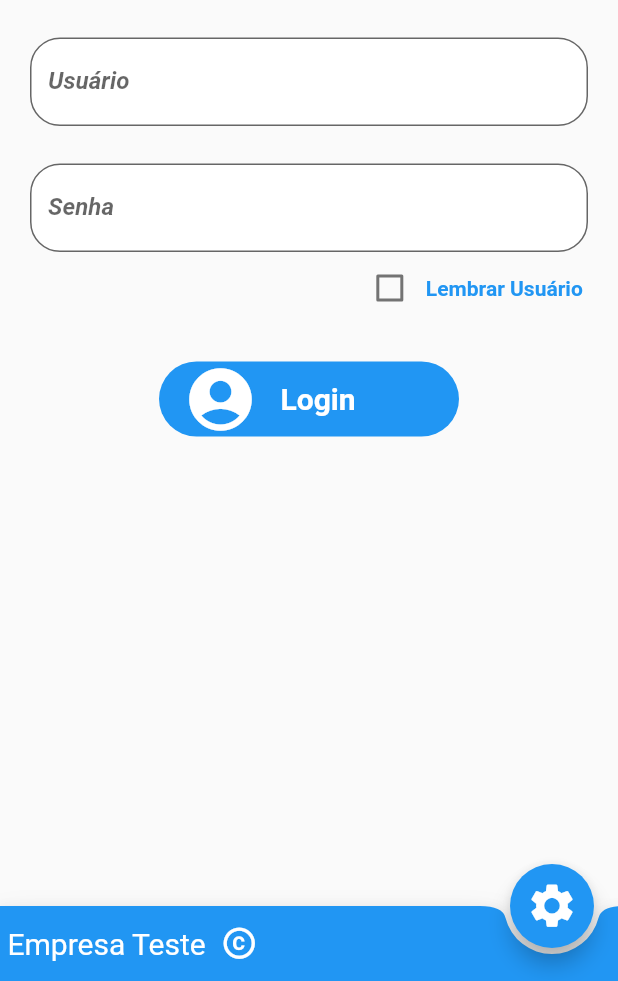
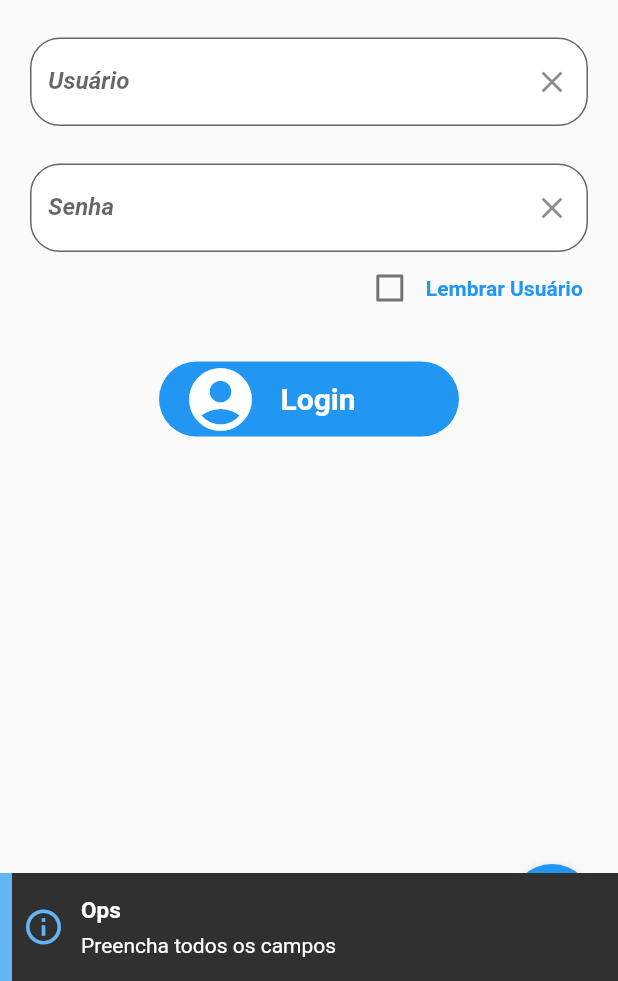
Before and after one commit to desenvolvimentoarivan/EstoqueFlutterDelphi, a Flutter app: the screen it shows after launch, after a tap on "Login", on a phone screen of 412 x 824 dp, the part 255-1236 px from its top. Run offline on Flutter 3.47's test engine with Material 2 defaults, Android fonts, the phone set to English and light mode, and no system bars; our stand-ins replace fancy_bottom_navigation, flushbar, flutter_icons, shared_preferences; missing offline and left inert: qrscan.

Commit message:
2 commit

```diff
--- a/estoque_flutter/lib/Forms/WidgetLogin.dart
+++ b/estoque_flutter/lib/Forms/WidgetLogin.dart
@@ -1,4 +1,6 @@
+import 'package:estoque_flutter/Forms/WidgetMenu.dart';
 import 'package:estoque_flutter/componentes.dart';
+import 'package:flushbar/flushbar_helper.dart';
 import 'package:flutter/material.dart';
 import 'package:shared_preferences/shared_preferences.dart';
 import 'package:http/http.dart' as http;
@@ -69,20 +71,39 @@ class _WidgetLoginState extends State<WidgetLogin> {
 
       http.Response resposta;
 
-      print(url);
+      //print(url);
       try {
         resposta = await http.get(url);
         if (resposta.statusCode == 200) {
           if (resposta.body != 'erro') {
             _gravaArqIni();
-            print('login ok');
+            //print('login ok');
+            /* FlushbarHelper.createSuccess(
+              message: 'Seja bem-vindo ao sistema',
+              title: 'Bem Vindo ' + resposta.body,
+              duration: Duration(seconds: 2),
+            )..show(context);*/
+
+            Navigator.of(context)
+                .push(MaterialPageRoute(builder: (context) => WidgetMenu()));
           } else {
-            print('login errado');
+            //print('login errado');
+            FlushbarHelper.createError(
+              message: 'Usuário ou Senha inválidos',
+              title: 'Erro',
+              duration: Duration(seconds: 3),
+            )..show(context);
           }
         }
       } catch (error) {
-        print('erro ao conectar ao servidor' + error.toString());
+        print('erro ao conectar ao servidor ' + error.toString());
       }
+    } else {
+      FlushbarHelper.createInformation(
+        message: 'Preencha todos os campos',
+        title: 'Ops',
+        duration: Duration(seconds: 3),
+      )..show(context);
     }
   }
 
--- a/estoque_flutter/lib/componentes.dart
+++ b/estoque_flutter/lib/componentes.dart
@@ -21,6 +21,11 @@ class Tedit extends StatelessWidget {
         fontStyle: FontStyle.italic,
       ),
       decoration: InputDecoration(
+        suffixIcon: IconButton(
+            icon: Icon(Icons.clear),
+            onPressed: () {
+              controle.clear();
+            }),
         labelText: label,
         fillColor: Colors.white,
         filled: true,
--- a/estoque_flutter/pubspec.yaml
+++ b/estoque_flutter/pubspec.yaml
@@ -29,6 +29,10 @@ dependencies:
   cupertino_icons: ^1.0.0
   shared_preferences: ^0.5.12+2
   http: ^0.12.2
+  flushbar: ^1.10.4
+  fancy_bottom_navigation: ^0.3.2
+  flutter_icons: ^1.1.0
+  qrscan: ^0.2.17
 
 dev_dependencies:
   flutter_test:
```
Also changed, not shown: estoque_flutter/lib/DataModule.dart (added, +31 -0 lines), estoque_flutter/lib/Forms/WidgetMenu.dart (added, +217 -0 lines), estoque_flutter/pubspec.lock, 4 other files.
